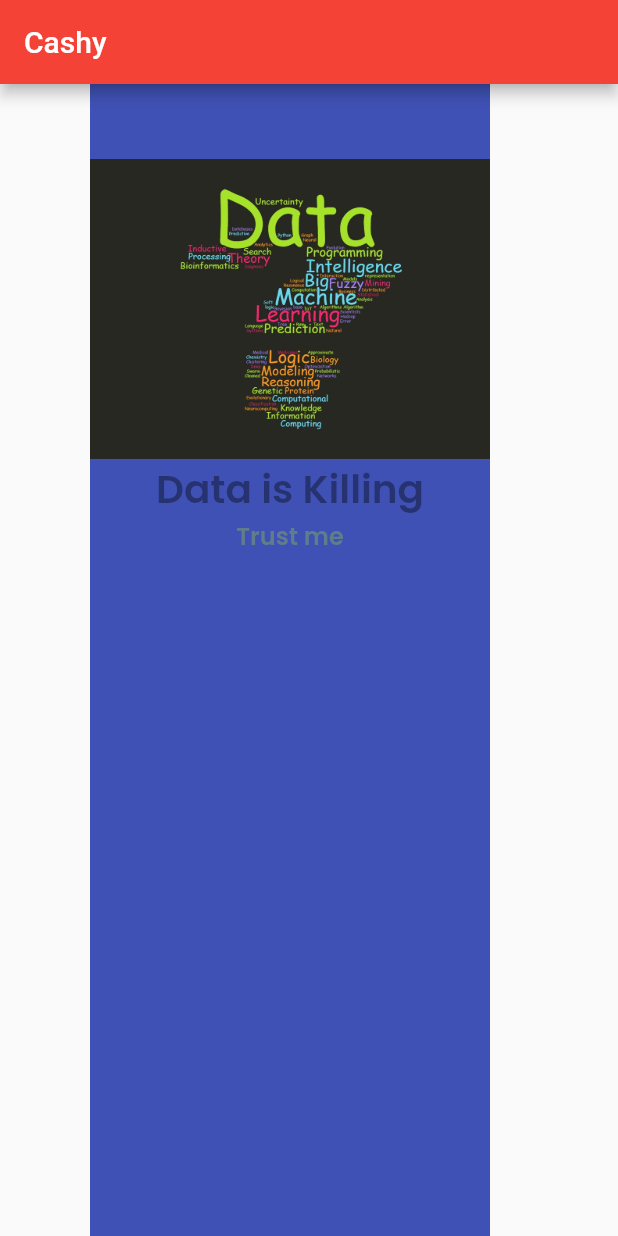
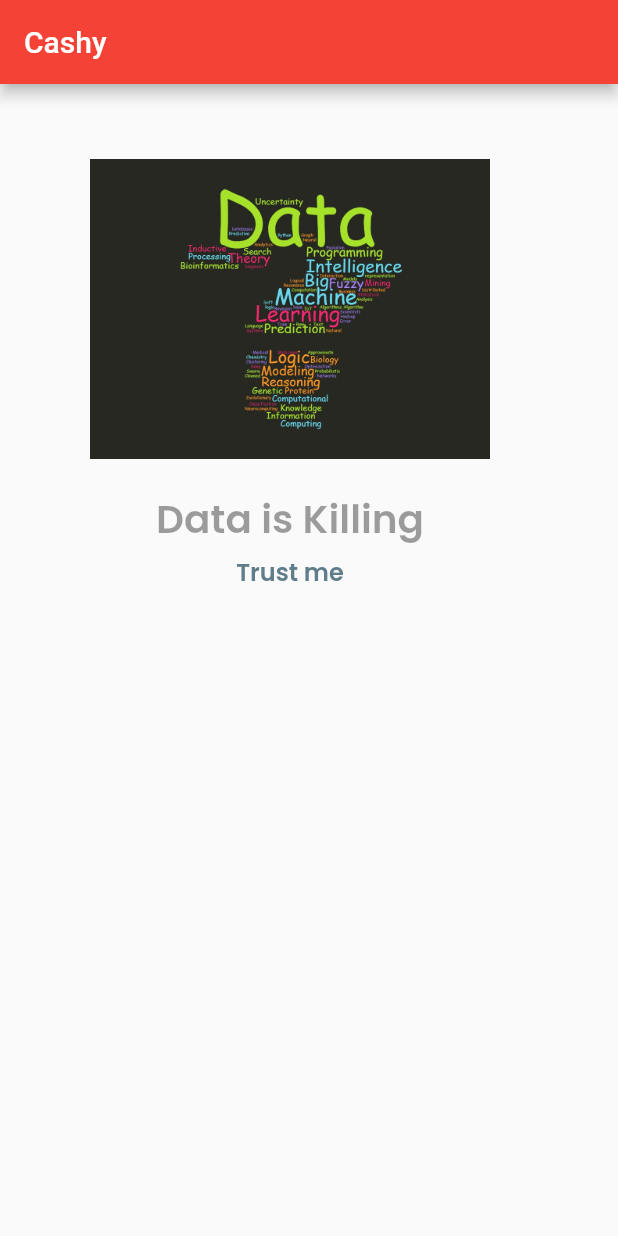
Before and after one commit to aprxty3/ReLearn, a Flutter app: the screen it shows after launch, on a phone screen of 412 x 824 dp. Run offline on Flutter 3.47's test engine with Material 2 defaults, Android fonts, the light colour scheme and no system bars.

Commit message:
set padding

```diff
--- a/lib/main.dart
+++ b/lib/main.dart
@@ -24,7 +24,7 @@
           ),
           body: SafeArea(
             child: Container(
-                color: Colors.indigo,
+                // color: Colors.indigo,
                 margin: const EdgeInsets.only(
                   left: 60.0,
                   top: 0,
@@ -44,9 +44,15 @@
                       image: AssetImage('assets/images/data.jpg'),
                       height: 200,
                     ),
-                    Text(
-                      "Data is Killing",
-                      style: mainHeader,
+                    Padding(
+                      padding: const EdgeInsets.only(
+                        top: 20.0,
+                        bottom: 4.0,
+                      ),
+                      child: Text(
+                        "Data is Killing",
+                        style: mainHeader,
+                      ),
                     ),
                     Text(
                       "Trust me",
```
